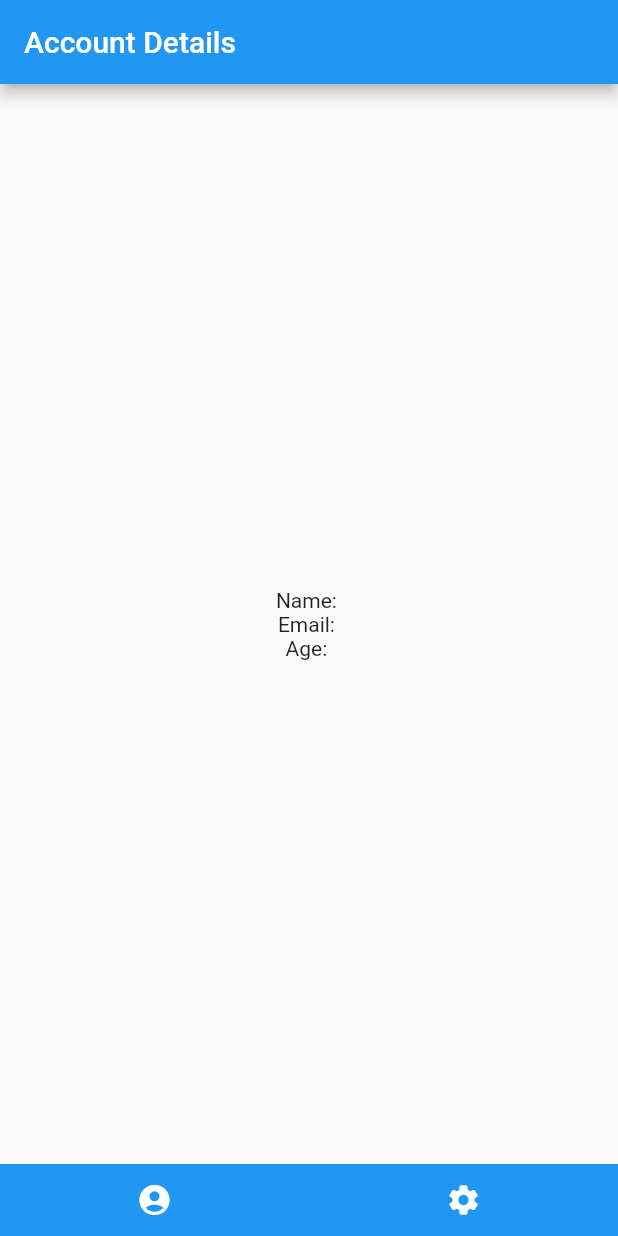
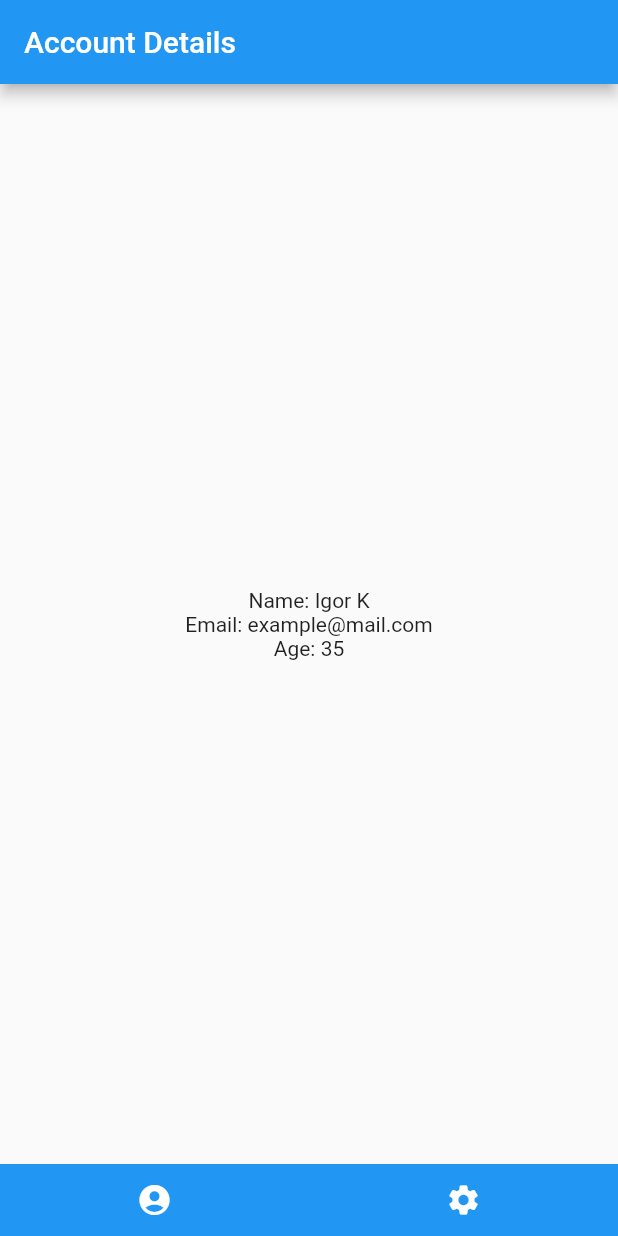
Before and after one commit to ik-code/flutter_provider_example, a Flutter app: the screen it shows after launch, after a tap on the "account circle" icon, on a phone screen of 412 x 824 dp. Run offline on Flutter 3.47's test engine with Material 2 defaults, Android fonts, the phone set to English and light mode, and no system bars.

Commit message:
adding prepared map data. Wrapping our MaterialApp in a Provider with type or our data

```diff
--- a/lib/main.dart
+++ b/lib/main.dart
@@ -1,24 +1,11 @@
 import 'package:flutter/material.dart';
+import 'package:provider/provider.dart';
 import 'screens/account_screen.dart';
 import 'screens/settings_screen.dart';
 
 void main() {
-  runApp( MyApp());
+  runApp(const MyApp());
 }
-
-// class MyApp extends StatelessWidget {
-//   const MyApp({Key? key}) : super(key: key);
-
-//   // This widget is the root of your application.
-//   @override
-//   Widget build(BuildContext context) {
-//     return const MaterialApp(
-//       debugShowCheckedModeBanner: false,
-//       title: 'Flutter Provider Demo',
-//       home: MyHomePage(),
-//     );
-//   }
-// }
 
 class MyApp extends StatefulWidget {
   const MyApp({Key? key}) : super(key: key);
@@ -27,16 +14,34 @@ class MyApp extends StatefulWidget {
   State<MyApp> createState() => _MyAppState();
 }
 
+//Настройка provider потребует обернуть наш MaterialApp в Provider с типом наших данных.
+//Setting up a provider will require wrapping our MaterialApp in a Provider with the type of our data.
 class _MyAppState extends State<MyApp> {
+  Map data = {
+    'name': 'Igor K',
+    'email': 'example@mail.com',
+    'age': 35,
+  };
+//Карта data теперь доступна на всех остальных экранах и виджетах, которые main.dart вызывают и импортируют provider пакет.
+
+// Все, что мы передали нашему Provider создателю, теперь доступно на Provider.of<Map>(context). Обратите внимание, что тип, который вы передаете, должен соответствовать типу данных, которые мы Provider ожидаем.
+//The data map is now available in every other screen and widget that main.dart calls and imports the provider package.
+
+// Everything we passed to our Provider creator is now available on Provider.of<Map>(context). Note that the type you pass in must match the type of data our Provider is expecting.
+
   @override
   Widget build(BuildContext context) {
-    return MaterialApp(
+    //Настройка provider потребует обернуть наш MaterialApp в Provider с типом наших данных.
+    return Provider<Map>(
+      create: ((context) => data),
+      child: MaterialApp(
         debugShowCheckedModeBanner: false,
         home: const AccountScreen(),
         routes: {
           'account_screen': (context) => const AccountScreen(),
           'settings_screen': (context) => SettingsScreen(),
         },
+      ),
     );
   }
 }
--- a/lib/screens/account_screen.dart
+++ b/lib/screens/account_screen.dart
@@ -1,4 +1,5 @@
 import 'package:flutter/material.dart';
+import 'package:provider/provider.dart';
 import '../navbar.dart';
 
 class AccountScreen extends StatelessWidget {
@@ -8,6 +9,9 @@ class AccountScreen extends StatelessWidget {
 
   const AccountScreen({Key? key}) : super(key: key);
 
+//Revisit account_screen.dart
+// add package provider for this screen
+// add Provider.of<Map>(context)['somedata'].toString() for each line
   @override
   Widget build(BuildContext context) {
     return Scaffold(
@@ -18,10 +22,10 @@ class AccountScreen extends StatelessWidget {
       body: Center(
         child: Column(
           mainAxisAlignment: MainAxisAlignment.center,
-          children: const <Widget> [
-            Text('Name: '),
-            Text('Email: '),
-            Text('Age: '),
+          children:  <Widget> [
+            Text('Name: ' + Provider.of<Map>(context)['name'].toString()),
+            Text('Email: ' + Provider.of<Map>(context)['email']),
+            Text('Age: ' + Provider.of<Map>(context)['age'].toString()),
           ],
         ),
       ),
```
Lines whose indentation alone changed are shown as unchanged.
